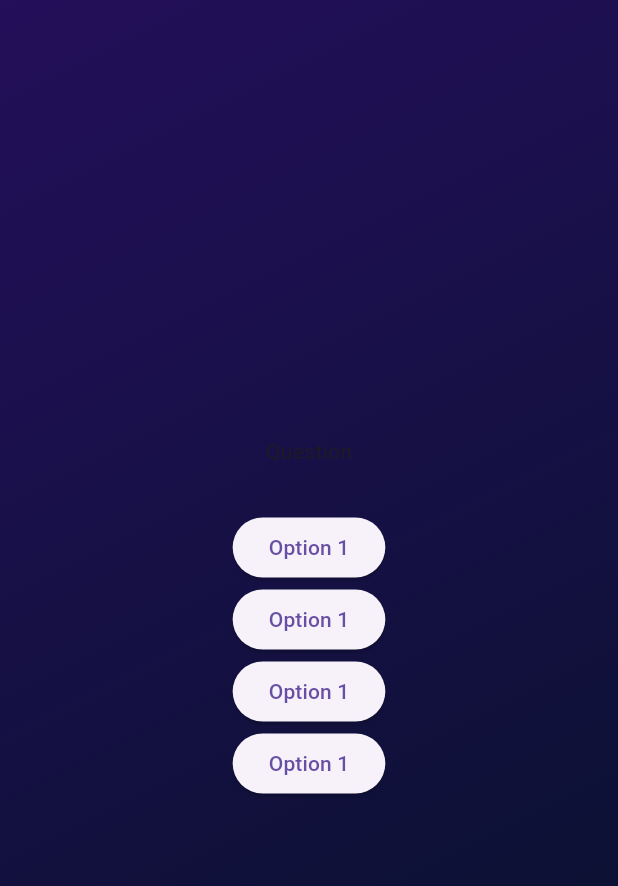
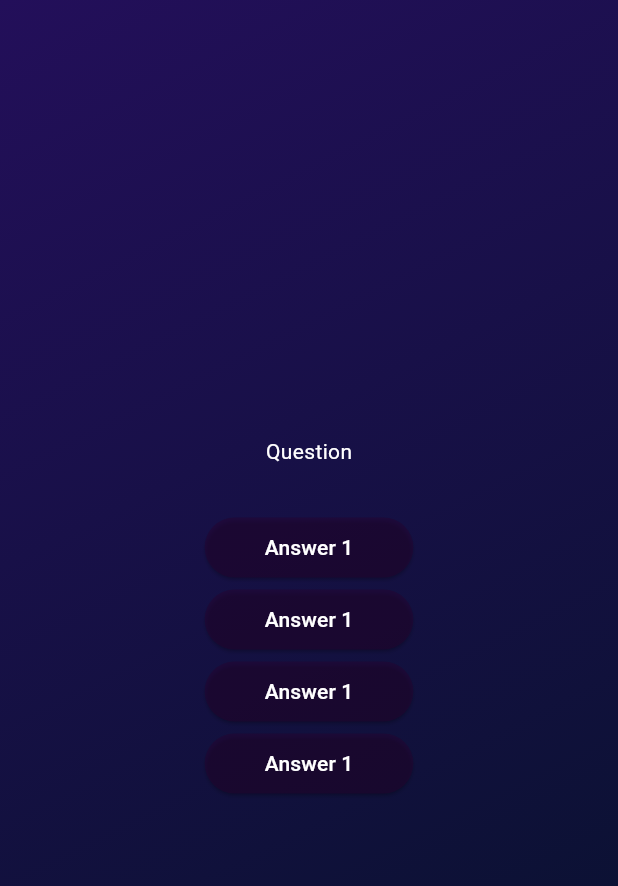
Before and after one commit to GulsahDuzgun/Flutter, a Flutter app: the screen it shows after launch, after a tap on "Start Quiz", on a phone screen of 412 x 824 dp. Shown: the top 886 px of the screen. Run offline on Flutter 3.47's test engine with Material 3 defaults, Android fonts, the phone set to English and light mode, and no system bars.

Commit message:
creating custom button

```diff
--- /dev/null
+++ b/quiz_app/lib/custom_answer_btn.dart
@@ -0,0 +1,26 @@
+import 'package:flutter/material.dart';
+
+class CustomAnswerBtn extends StatelessWidget {
+  const CustomAnswerBtn({
+    required this.btnText,
+    required this.onTap,
+    super.key,
+  });
+
+  final String btnText;
+  final void Function() onTap;
+
+  @override
+  Widget build(BuildContext context) {
+    return ElevatedButton(
+      onPressed: onTap,
+      style: ElevatedButton.styleFrom(
+        foregroundColor: Colors.white,
+        backgroundColor: Color.fromARGB(121, 39, 3, 49),
+        padding: EdgeInsets.symmetric(horizontal: 40, vertical: 10),
+        shape: RoundedRectangleBorder(borderRadius: BorderRadius.circular(40)),
+      ),
+      child: Text(btnText),
+    );
+  }
+}
--- a/quiz_app/lib/questions_screen.dart
+++ b/quiz_app/lib/questions_screen.dart
@@ -1,5 +1,6 @@
 import 'package:flutter/material.dart';
 import 'package:flutter/widgets.dart';
+import 'package:quiz_app/custom_answer_btn.dart';
 
 class QuestionsScreen extends StatefulWidget {
   const QuestionsScreen({super.key});
@@ -18,12 +19,12 @@ class _QuestionsScreen extends State<QuestionsScreen> {
       child: Column(
         mainAxisAlignment: MainAxisAlignment.center,
         children: [
-          const Text("Question"),
+          const Text("Question", style: TextStyle(color: Colors.white)),
           const SizedBox(height: 30),
-          ElevatedButton(onPressed: () {}, child: Text("Option 1")),
-          ElevatedButton(onPressed: () {}, child: Text("Option 1")),
-          ElevatedButton(onPressed: () {}, child: Text("Option 1")),
-          ElevatedButton(onPressed: () {}, child: Text("Option 1")),
+          CustomAnswerBtn(btnText: "Answer 1", onTap: () {}),
+          CustomAnswerBtn(btnText: "Answer 1", onTap: () {}),
+          CustomAnswerBtn(btnText: "Answer 1", onTap: () {}),
+          CustomAnswerBtn(btnText: "Answer 1", onTap: () {}),
         ],
       ),
     );
```
Also changed, not shown: 1 other file.
